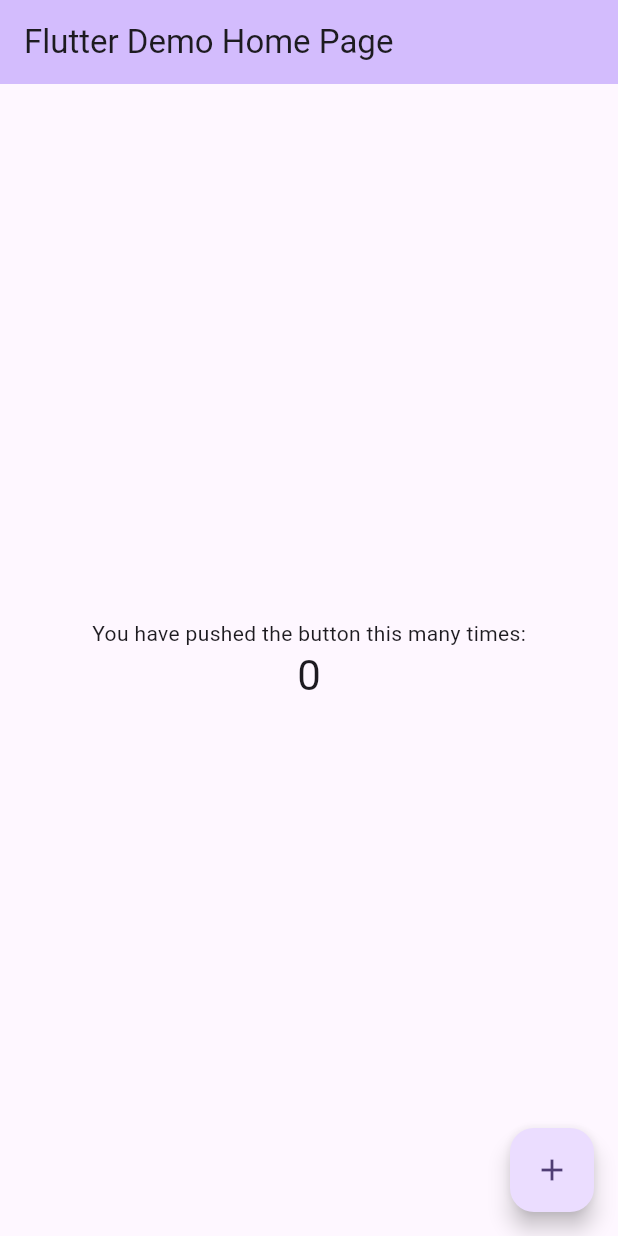
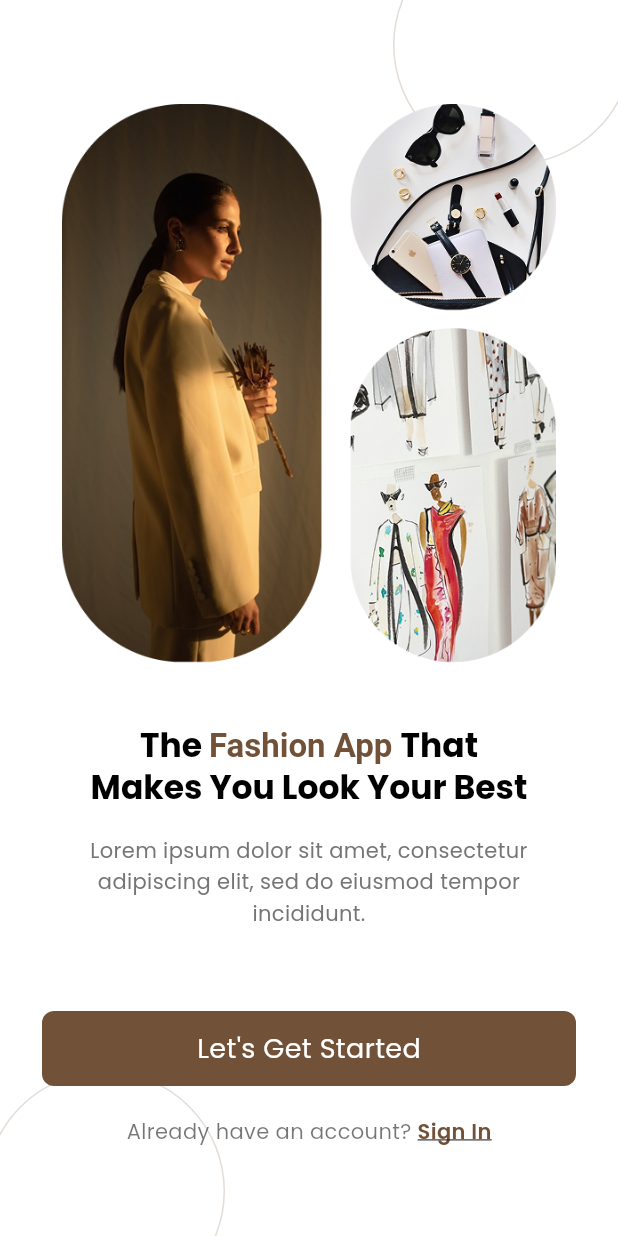
Before and after one commit to Haroon1o1/Maroq_ecommerce_application, a Flutter app: the screen it shows after launch, on a phone screen of 412 x 824 dp. Run offline on Flutter 3.47's test engine with Material 3 defaults, Android fonts, the light colour scheme and no system bars; our stand-ins replace google_fonts.

Commit message:
splash screen - onboarding screen added -- without provider

```diff
--- a/analysis_options.yaml
+++ b/analysis_options.yaml
@@ -7,7 +7,7 @@
 
 # The following line activates a set of recommended lints for Flutter apps,
 # packages, and plugins designed to encourage good coding practices.
-include: package:flutter_lints/flutter.yaml
+# include: package:flutter_lints/flutter.yaml
 
 linter:
   # The lint rules applied to this project can be customized in the
--- /dev/null
+++ b/lib/CommonWidgets/CustomButton.dart
@@ -0,0 +1,72 @@
+import 'package:flutter/material.dart';
+import 'package:google_fonts/google_fonts.dart';
+
+// ignore: must_be_immutable
+class CustomButton extends StatelessWidget {
+  final double height;
+  bool isBold;
+  bool isOutline;
+  final Color? color;
+  final double size;
+  Gradient? gradient;
+  bool hasIcon;
+  final String? icon;
+  final String text;
+  final Color textColor;
+  final VoidCallback press;
+  bool isLoading;
+
+  CustomButton({
+    super.key,
+    this.gradient,
+    this.isBold = false,
+    this.isOutline = false,
+    this.icon,
+    this.hasIcon = true,
+    required this.height,
+    required this.textColor,
+    this.color,
+    required this.text,
+    required this.press,
+    required this.size,
+    this.isLoading = false, // Default to false if not provided
+  });
+
+  @override
+  Widget build(BuildContext context) {
+    return GestureDetector(
+      onTap: isLoading ? () {} : press, // Prevent tap when loading
+      child: Container(
+        alignment: Alignment.center,
+        height: height,
+        width: double.infinity,
+        decoration: BoxDecoration(
+          gradient: gradient,
+          borderRadius: BorderRadius.circular(8),
+          color: color,
+          border: isOutline ? Border.all(color: textColor) : null,
+        ),
+        child: isLoading == true
+            ? CircularProgressIndicator(
+                color: textColor, // Make the progress indicator match the text color
+              )
+            : Row(
+                mainAxisAlignment: MainAxisAlignment.center,
+                children: [
+                  hasIcon == true ? Image.asset(icon!, width: 20, color: textColor) : SizedBox(),
+                  SizedBox(width: hasIcon == true ? 10 : 0),
+                  Text(
+                    text,
+                    style: GoogleFonts.poppins(
+
+                      fontWeight:isBold?  FontWeight.w500 : FontWeight.w400,
+                      fontSize: size,
+                      color: textColor,
+                    ),
+                  ),
+                ],
+              ),
+      ),
+    );
+  }
+}
--- /dev/null
+++ b/lib/CommonWidgets/cornerCircles.dart
@@ -0,0 +1,45 @@
+import 'package:flutter/material.dart';
+
+class CornerCircle extends StatelessWidget {
+  final double diameter;
+  final double? top;
+  final double? bottom;
+  final double? left;
+  final double? right;
+  final Color color;
+  final double strokeWidth;
+  final bool filled;
+
+  const CornerCircle({
+    super.key,
+    required this.diameter,
+    this.top,
+    this.bottom,
+    this.left,
+    this.right,
+    this.color = Colors.black12,
+    this.strokeWidth = 1.0,
+    this.filled = false,
+  });
+
+  @override
+  Widget build(BuildContext context) {
+    return Positioned(
+      top: top,
+      bottom: bottom,
+      left: left,
+      right: right,
+      child: Container(
+        width: diameter,
+        height: diameter,
+        decoration: BoxDecoration(
+          shape: BoxShape.circle,
+          color: filled ? color : Colors.transparent,
+          border: filled
+              ? null
+              : Border.all(color: color, width: strokeWidth),
+        ),
+      ),
+    );
+  }
+}
--- /dev/null
+++ b/lib/Providers/loadingProvider.dart
@@ -0,0 +1,12 @@
+import 'package:flutter/material.dart';
+
+class LoadingProvider with ChangeNotifier{
+  bool _isLoading = false;
+
+  bool get isLoading => _isLoading;
+
+  void setLoading(bool value) {
+    _isLoading = value;
+    notifyListeners();
+  }
+}
--- /dev/null
+++ b/lib/Screens/onBoardingScreen.dart
@@ -0,0 +1,136 @@
+import 'package:flutter/material.dart';
+import 'package:google_fonts/google_fonts.dart';
+import 'package:maroq_ecommerce_apparels/CommonWidgets/CustomButton.dart';
+import 'package:maroq_ecommerce_apparels/CommonWidgets/cornerCircles.dart';
+import 'package:maroq_ecommerce_apparels/Screens/onBoardingCarousal.dart';
+
+class OnboardingScreen extends StatelessWidget {
+  OnboardingScreen({super.key});
+
+  @override
+  Widget build(BuildContext context) {
+    return Scaffold(
+      backgroundColor: Colors.white,
+      body: Stack(
+        children: [
+          CornerCircle(
+            diameter: 160,
+            top: -50,
+            right: -10,
+            color: Color(0xFF715137).withValues(alpha: 0.2),
+            strokeWidth: 1,
+          ),
+          CornerCircle(
+            diameter: 160,
+            bottom: -50,
+            left: -10,
+            color: Color(0xFF715137).withValues(alpha: 0.2),
+            strokeWidth: 1,
+          ),
+
+          // Main content
+          SafeArea(
+            child: Padding(
+              padding: EdgeInsets.symmetric(horizontal: 28, vertical: 20),
+              child: Column(
+                children: [
+                  SizedBox(height: MediaQuery.of(context).size.height * 0.06),
+
+                  // Top image
+                  Image.asset(
+                    "assets/images/onboarding-top.png",
+                    width: MediaQuery.of(context).size.width * 0.8,
+                  ),
+
+                  SizedBox(height: 40),
+
+                  // Title with colored "Fashion App"
+                  RichText(
+                    textAlign: TextAlign.center,
+                    text: TextSpan(
+                      style: GoogleFonts.poppins(
+                        fontSize: 22,
+                        fontWeight: FontWeight.w700,
+                        height: 1.3,
+                        color: Colors.black,
+                      ),
+                      children: [
+                        TextSpan(text: "The "),
+                        TextSpan(
+                          text: "Fashion App ",
+                          style: TextStyle(color: Color(0xFF715137)),
+                        ),
+                        TextSpan(text: "That\nMakes You Look Your Best"),
+                      ],
+                    ),
+                  ),
+
+                  SizedBox(height: 16),
+
+                  // Subtitle
+                  Text(
+                    "Lorem ipsum dolor sit amet, consectetur adipiscing elit, sed do eiusmod tempor incididunt.",
+                    textAlign: TextAlign.center,
+                    style: GoogleFonts.poppins(fontSize: 14, color: Colors.grey[600], height: 1.5),
+                  ),
+
+                  // Spacer pushes the button and sign-in link to bottom
+                  Spacer(),
+
+                  // Get Started button
+                  SizedBox(
+                    width: double.infinity,
+                    child: CustomButton(
+                      isBold: false,
+                      height: 50,
+                      textColor: Colors.white,
+                      text: "Let's Get Started",
+                      press: () {
+                        Navigator.push(
+                          context,
+                          MaterialPageRoute(builder: (context) => OnboardingCarousel()),
+                        );
+                      },
+                      size: 18,
+                      color: Color(0xFF715137),
+                      hasIcon: false,
+                    ),
+                  ),
+
+                  SizedBox(height: 20),
+
+                  // Sign In text
+                  Row(
+                    mainAxisAlignment: MainAxisAlignment.center,
+                    children: [
+                      Text(
+                        "Already have an account? ",
+                        style: GoogleFonts.poppins(fontSize: 14, color: Colors.black54),
+                      ),
+                      GestureDetector(
+                        onTap: () {
+                          // Navigate to Sign In
+                        },
+                        child: Text(
+                          "Sign In",
+                          style: GoogleFonts.poppins(
+                            decoration: TextDecoration.underline,
+                            fontSize: 14,
+                            fontWeight: FontWeight.w600,
+                            color: Color(0xFF715137),
+                          ),
+                        ),
+                      ),
+                    ],
+                  ),
+
+                  SizedBox(height: 40),
+                ],
+              ),
+            ),
+          ),
+        ],
+      ),
+    );
+  }
+}
--- a/lib/main.dart
+++ b/lib/main.dart
@@ -1,122 +1,27 @@
 import 'package:flutter/material.dart';
+import 'package:maroq_ecommerce_apparels/Providers/loadingProvider.dart';
+import 'package:flutter/services.dart';
+import 'package:maroq_ecommerce_apparels/Screens/SplashScreen.dart';
+import 'package:provider/provider.dart';
 
 void main() {
-  runApp(const MyApp());
+  WidgetsFlutterBinding.ensureInitialized();
+  SystemChrome.setEnabledSystemUIMode(SystemUiMode.immersiveSticky);
+  runApp(MyApp());
 }
 
 class MyApp extends StatelessWidget {
-  const MyApp({super.key});
+  MyApp({super.key});
 
-  // This widget is the root of your application.
   @override
   Widget build(BuildContext context) {
-    return MaterialApp(
-      title: 'Flutter Demo',
-      theme: ThemeData(
-        // This is the theme of your application.
-        //
-        // TRY THIS: Try running your application with "flutter run". You'll see
-        // the application has a purple toolbar. Then, without quitting the app,
-        // try changing the seedColor in the colorScheme below to Colors.green
-        // and then invoke "hot reload" (save your changes or press the "hot
-        // reload" button in a Flutter-supported IDE, or press "r" if you used
-        // the command line to start the app).
-        //
-        // Notice that the counter didn't reset back to zero; the application
-        // state is not lost during the reload. To reset the state, use hot
-        // restart instead.
-        //
-        // This works for code too, not just values: Most code changes can be
-        // tested with just a hot reload.
-        colorScheme: ColorScheme.fromSeed(seedColor: Colors.deepPurple),
+    return MultiProvider(
+      providers: [ChangeNotifierProvider(create: (_) => LoadingProvider())],
+      child: MaterialApp(
+        debugShowCheckedModeBanner: false,
+        title: 'Maroq',
+        home: MainSplashScreen(),
       ),
-      home: const MyHomePage(title: 'Flutter Demo Home Page'),
     );
   }
 }
-
-class MyHomePage extends StatefulWidget {
-  const MyHomePage({super.key, required this.title});
-
-  // This widget is the home page of your application. It is stateful, meaning
-  // that it has a State object (defined below) that contains fields that affect
-  // how it looks.
-
-  // This class is the configuration for the state. It holds the values (in this
-  // case the title) provided by the parent (in this case the App widget) and
-  // used by the build method of the State. Fields in a Widget subclass are
-  // always marked "final".
-
-  final String title;
-
-  @override
-  State<MyHomePage> createState() => _MyHomePageState();
-}
-
-class _MyHomePageState extends State<MyHomePage> {
-  int _counter = 0;
-
-  void _incrementCounter() {
-    setState(() {
-      // This call to setState tells the Flutter framework that something has
-      // changed in this State, which causes it to rerun the build method below
-      // so that the display can reflect the updated values. If we changed
-      // _counter without calling setState(), then the build method would not be
-      // called again, and so nothing would appear to happen.
-      _counter++;
-    });
-  }
-
-  @override
-  Widget build(BuildContext context) {
-    // This method is rerun every time setState is called, for instance as done
-    // by the _incrementCounter method above.
-    //
-    // The Flutter framework has been optimized to make rerunning build methods
-    // fast, so that you can just rebuild anything that needs updating rather
-    // than having to individually change instances of widgets.
-    return Scaffold(
-      appBar: AppBar(
-        // TRY THIS: Try changing the color here to a specific color (to
-        // Colors.amber, perhaps?) and trigger a hot reload to see the AppBar
-        // change color while the other colors stay the same.
-        backgroundColor: Theme.of(context).colorScheme.inversePrimary,
-        // Here we take the value from the MyHomePage object that was created by
-        // the App.build method, and use it to set our appbar title.
-        title: Text(widget.title),
-      ),
-      body: Center(
-        // Center is a layout widget. It takes a single child and positions it
-        // in the middle of the parent.
-        child: Column(
-          // Column is also a layout widget. It takes a list of children and
-          // arranges them vertically. By default, it sizes itself to fit its
-          // children horizontally, and tries to be as tall as its parent.
-          //
-          // Column has various properties to control how it sizes itself and
-          // how it positions its children. Here we use mainAxisAlignment to
-          // center the children vertically; the main axis here is the vertical
-          // axis because Columns are vertical (the cross axis would be
-          // horizontal).
-          //
-          // TRY THIS: Invoke "debug painting" (choose the "Toggle Debug Paint"
-          // action in the IDE, or press "p" in the console), to see the
-          // wireframe for each widget.
-          mainAxisAlignment: MainAxisAlignment.center,
-          children: <Widget>[
-            const Text('You have pushed the button this many times:'),
-            Text(
-              '$_counter',
-              style: Theme.of(context).textTheme.headlineMedium,
-            ),
-          ],
-        ),
-      ),
-      floatingActionButton: FloatingActionButton(
-        onPressed: _incrementCounter,
-        tooltip: 'Increment',
-        child: const Icon(Icons.add),
-      ), // This trailing comma makes auto-formatting nicer for build methods.
-    );
-  }
-}
```
Also changed, not shown: lib/Screens/SplashScreen.dart (added, +75 -0 lines), lib/Screens/onBoardingCarousal.dart (added, +219 -0 lines), pubspec.yaml (+6 -4 lines), assets/images/logo.png (added), assets/images/onboarding-carosal.png (added), assets/images/onboarding-top.png (added), assets/images/text-logo.png (added), pubspec.lock.
